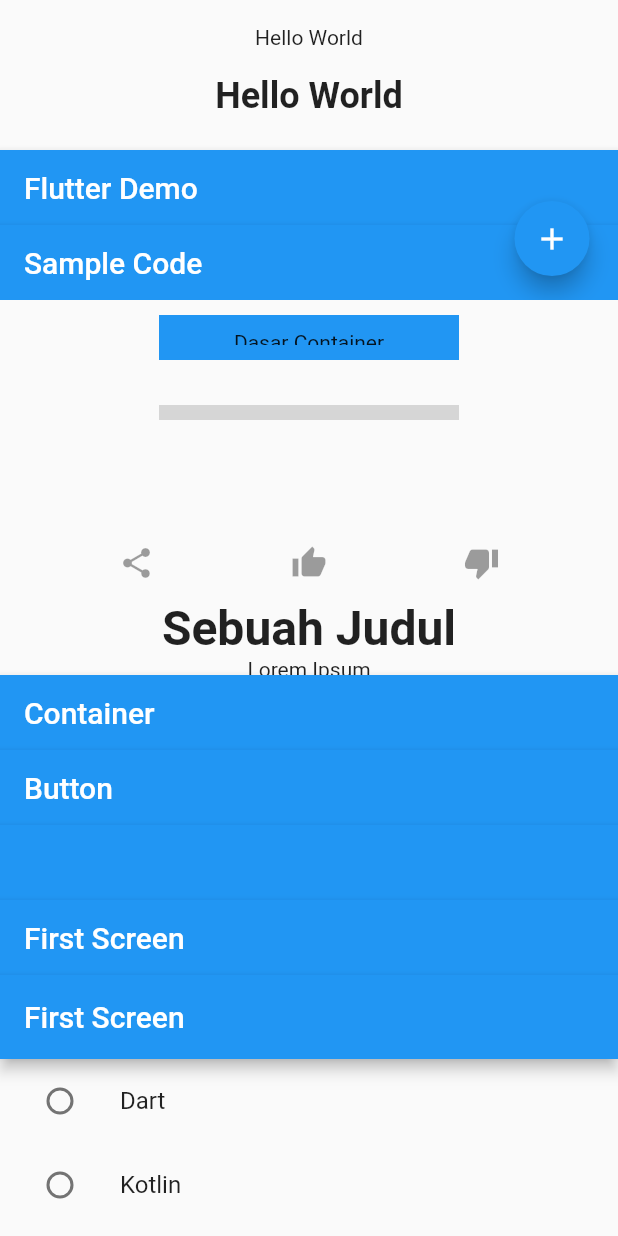
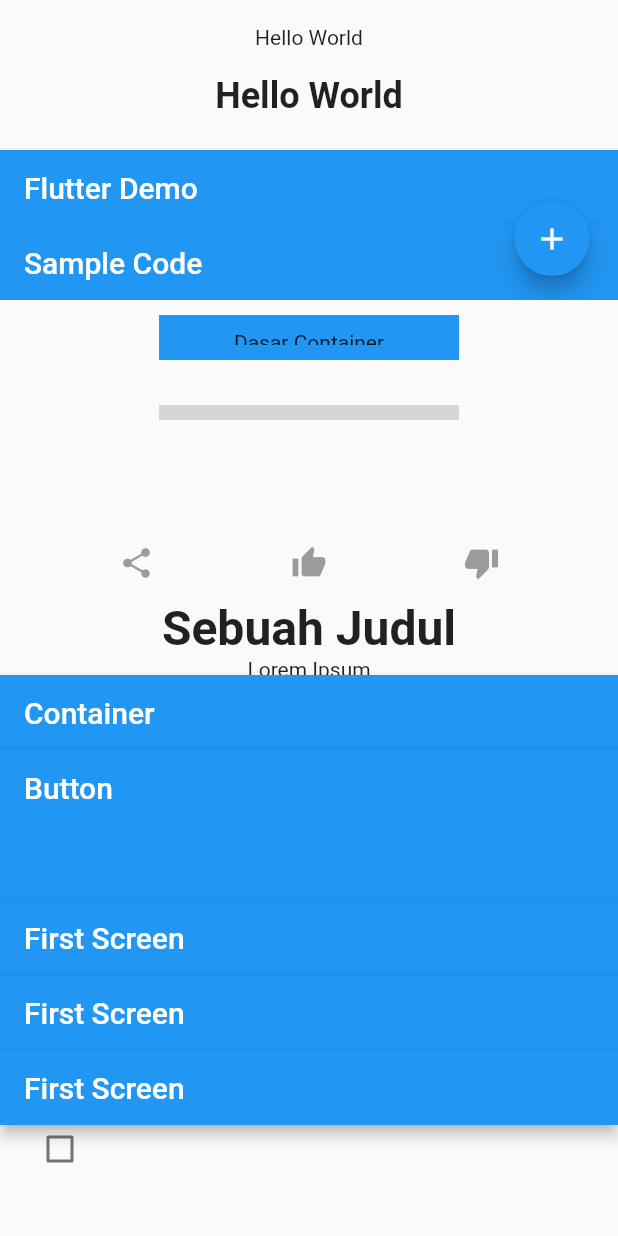
Before and after one commit to ahmaduunnail/flutter-widget, a Flutter app: the screen it shows after launch, on a phone screen of 412 x 824 dp. Run offline on Flutter 3.47's test engine with Material 2 defaults, Android fonts, the phone set to English and light mode, and no system bars; network calls fail; grey boxes are pictures that could not be loaded.

```diff
--- a/lib/InputWidget.dart
+++ b/lib/InputWidget.dart
@@ -119,3 +119,35 @@ class _RadiobtnState extends State<Radiobtn> {
     );
   }
 }
+
+class Checkboxbtn extends StatefulWidget {
+  Checkboxbtn({Key key}) : super(key: key);
+
+  @override
+  _CheckboxbtnState createState() => _CheckboxbtnState();
+}
+
+class _CheckboxbtnState extends State<Checkboxbtn> {
+  bool agree = false;
+  @override
+  Widget build(BuildContext context) {
+    return Scaffold(
+      appBar: AppBar(
+        title: Text("First Screen"),
+      ),
+      body: ListTile(
+        leading: Checkbox(
+          value: agree,
+          onChanged: (value) {
+            setState(
+              () {
+                agree = value;
+              },
+            );
+          },
+        ),
+        title: Text("Agree Button"),
+      ),
+    );
+  }
+}
--- a/lib/main.dart
+++ b/lib/main.dart
@@ -72,8 +72,12 @@ class App extends StatelessWidget {
               child: SwitchInputWidget(),
             ),
             Container(
-              height: 250,
+              height: 50,
               child: Radiobtn(),
+            ),
+            Container(
+              height: 50,
+              child: Checkboxbtn(),
             )
           ]),
         ),
```
